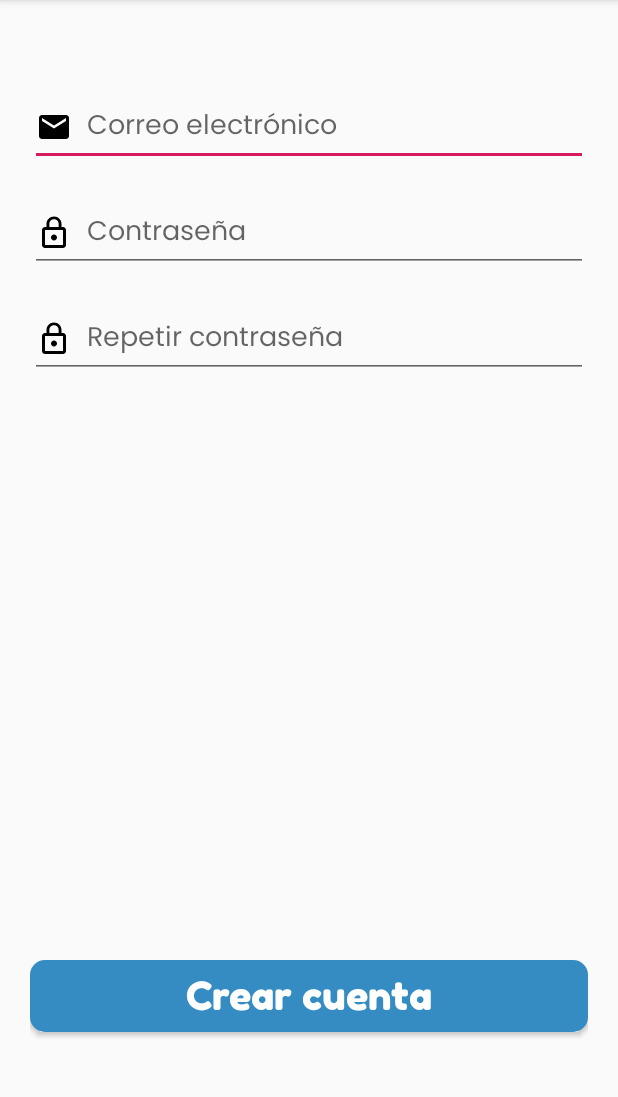
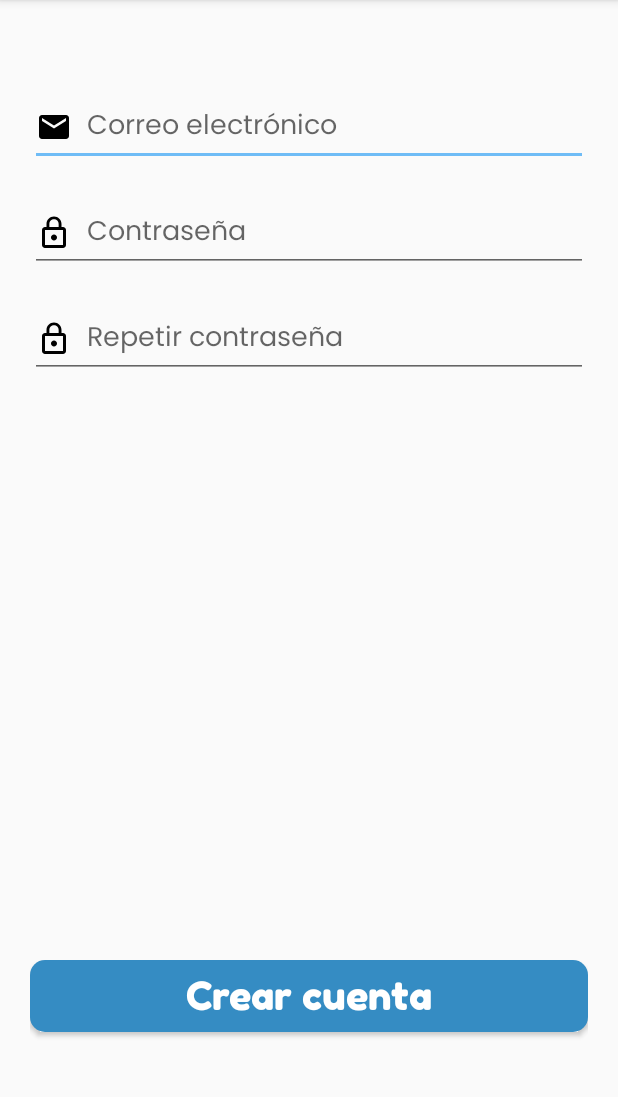
Before and after one commit to AlexGM117/Kleanny, an Android app: the fragment RegisterStep1Fragment shown on its own in the app's theme, on a phone screen of 412 x 824 dp, the part 84-1181 px from its top. Run offline under Robolectric (Android 15) with nearby library versions, the phone set to English and light mode, and no system bars.

Commit message:
Actualización de colores. Primary Dark y Accent según material.io

```diff
--- a/app/src/main/res/values/colors.xml
+++ b/app/src/main/res/values/colors.xml
@@ -1,8 +1,8 @@
 <?xml version="1.0" encoding="utf-8"?>
 <resources>
     <color name="colorPrimary">#358cc3</color>
-    <color name="colorPrimaryDark">#00574B</color>
-    <color name="colorAccent">#D81B60</color>
+    <color name="colorPrimaryDark">#005f92</color>
+    <color name="colorAccent">#6fbcf6</color>
 
     <color name="colorButtonText">#FFFFFF</color>
 </resources>
```
